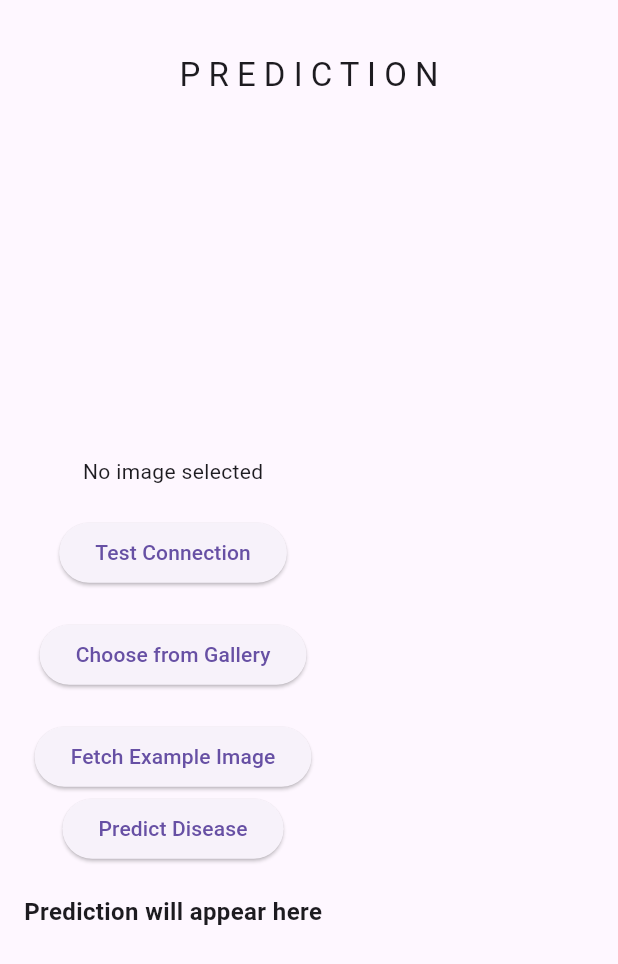
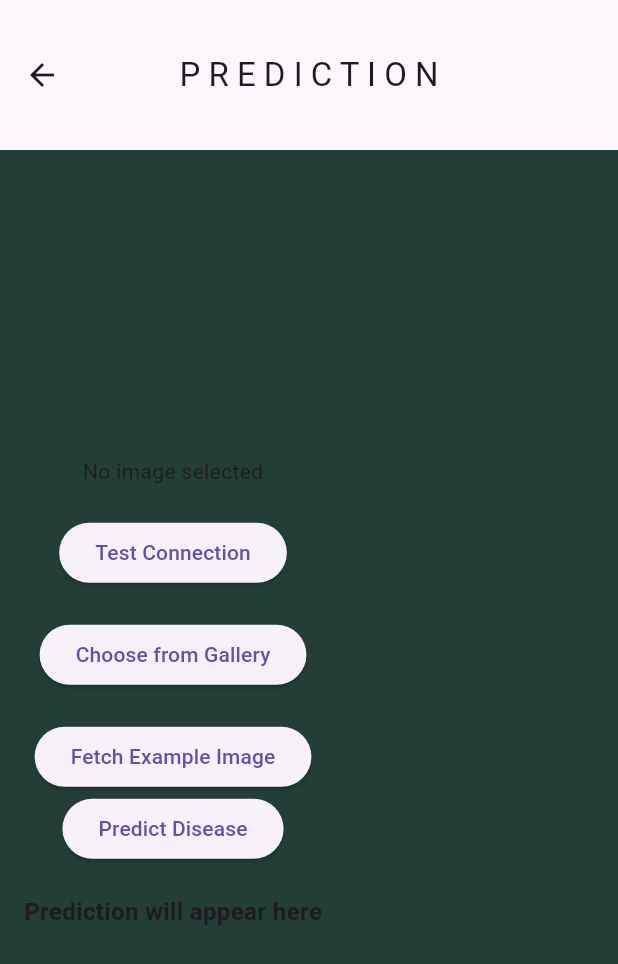
Before and after one commit to farisazny/MAD-Leaf-Disease-Flutter-App, a Flutter app: the LeafDiseasePredictor screen opened directly, on a phone screen of 412 x 824 dp. Shown: the top 964 px of the screen. Run offline on Flutter 3.47's test engine with Material 3 defaults, Android fonts, the phone set to English and light mode, and no system bars; our stand-ins replace image_picker.

Commit message:
Routing integrations

```diff
--- a/flutter_leaf_disease_app/lib/main.dart
+++ b/flutter_leaf_disease_app/lib/main.dart
@@ -22,7 +22,9 @@ class MyApp extends StatelessWidget {
       '/WelcomePage' :(context) => const welcomePage(),
       '/DashboardPage' :(context) => const dashboardPage(),
       '/AboutPage' :(context) => const aboutPage(),
-      '/PredictionPage' :(context) => const predictionPage(),
+      '/PredictionPage' :(context) => const PredictionPage(),
+
+
     }
     );
   }
--- a/flutter_leaf_disease_app/lib/pages/prediction_page.dart
+++ b/flutter_leaf_disease_app/lib/pages/prediction_page.dart
@@ -6,11 +6,11 @@ import 'dart:io';
 import 'package:image_picker/image_picker.dart';
 
 void main() {
-  runApp(predictionPage());
+  runApp(PredictionPage());
 }
 
-class predictionPage extends StatelessWidget {
-  const predictionPage({super.key});
+class PredictionPage extends StatelessWidget {
+  const PredictionPage({super.key});
   @override
   Widget build(BuildContext context) {
 
@@ -122,10 +122,16 @@ class _LeafDiseasePredictorState extends State<LeafDiseasePredictor> {
   @override
   Widget build(BuildContext context) {
     return Scaffold(
+      backgroundColor:const  Color.fromRGBO(34, 62, 54, 1),
       appBar: AppBar(
+        leading: IconButton(
+            icon: const Icon(Icons.arrow_back),
+            onPressed: () => Navigator.of(context).pop(),
+          ),
         centerTitle: true,
         title: const Text('P R E D I C T I O N'),
         toolbarHeight: 100,
+
       ),
       body: Padding(
         padding: const EdgeInsets.all(16.0),
```
Also changed, not shown: 1 other file.
